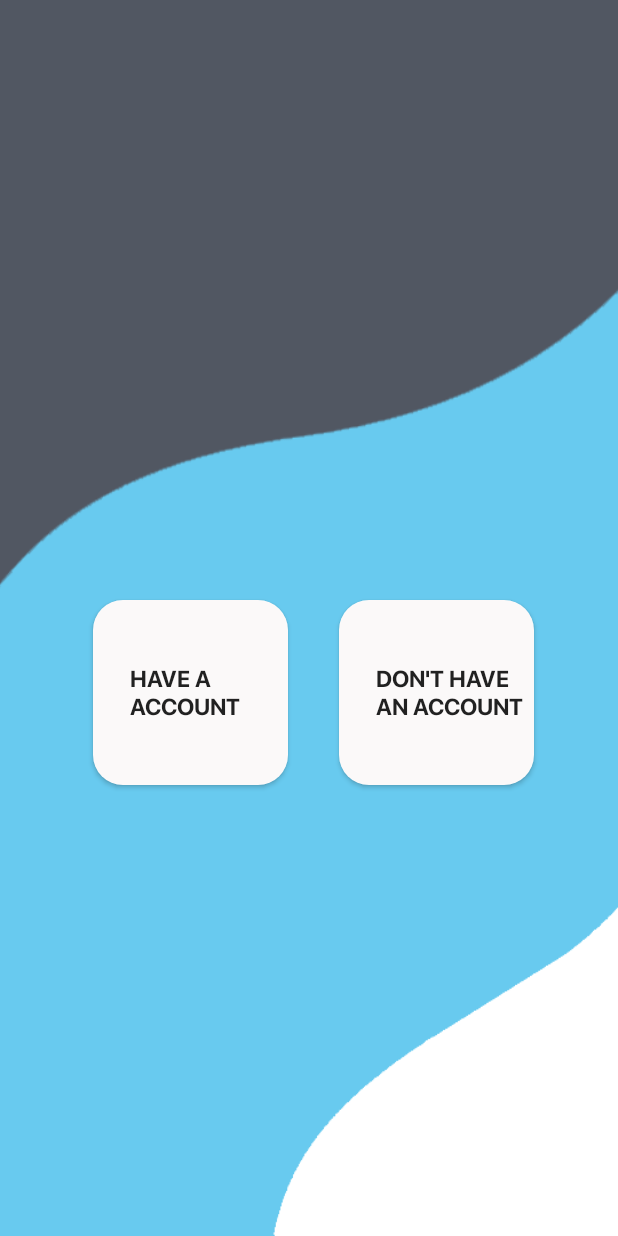
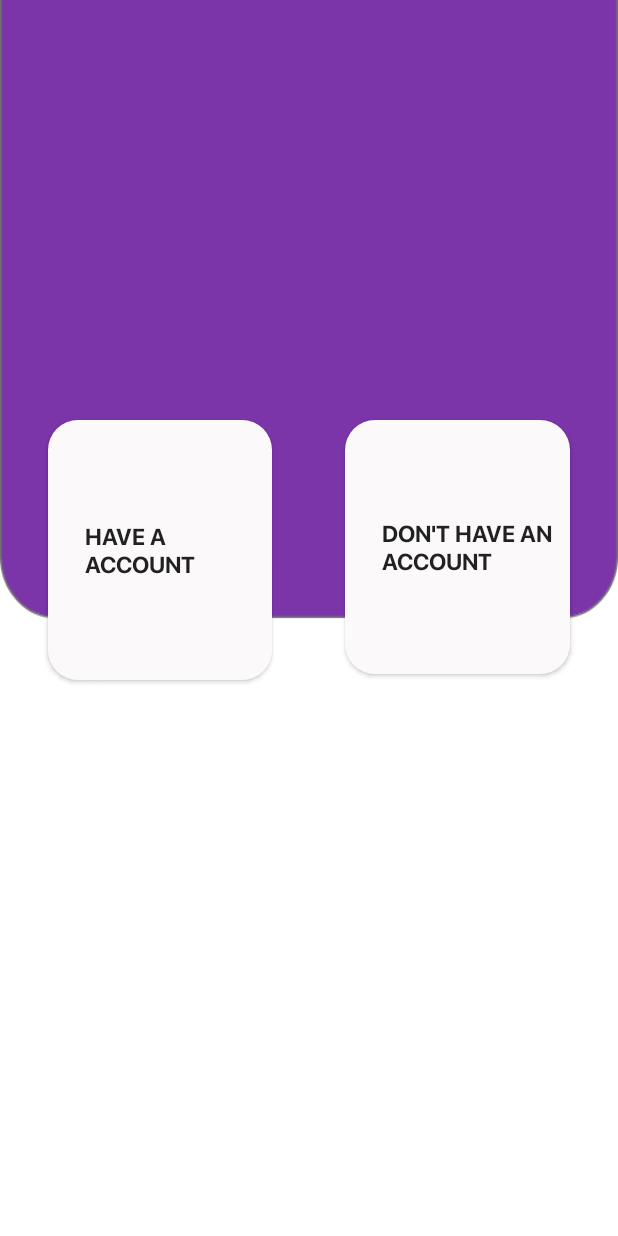
Before and after one commit to abhinavmaharana/Medical_App, an Android app: the MainActivity screen opened directly, with no data from a screen before it, on a phone screen of 412 x 824 dp. Run offline under Robolectric (Android 15) with nearby library versions, the phone set to English and light mode, and no system bars.

Commit message:
initial commit

```diff
--- a/app/src/main/res/drawable-xxxhdpi/option.xml
+++ b/app/src/main/res/drawable-xxxhdpi/option.xml
@@ -3,4 +3,5 @@
     <solid android:color="@color/white"/>
     <corners android:radius="20dp"/>
     <padding android:left="25sp"/>
+    <stroke android:color="@color/black"/>
 </shape>
--- a/app/src/main/res/layout/activity_main.xml
+++ b/app/src/main/res/layout/activity_main.xml
@@ -5,17 +5,17 @@
     android:layout_width="match_parent"
     android:layout_height="match_parent"
     tools:context=".MainActivity"
-    android:background="@drawable/background">
+    android:background="@drawable/popup">
 
 
     <Button
         android:id="@+id/btn_signup"
-        android:layout_width="130dp"
-        android:layout_height="123dp"
+        android:layout_width="150dp"
+        android:layout_height="169dp"
         android:layout_gravity="start"
-        android:layout_marginTop="400dp"
-        android:layout_marginEnd="56dp"
-        android:layout_marginRight="56dp"
+        android:layout_marginTop="280dp"
+        android:layout_marginEnd="32dp"
+        android:layout_marginRight="32dp"
         android:background="@drawable/option"
         android:fontFamily="@font/bold"
         android:text="Don't Have An account"
@@ -26,12 +26,12 @@
 
     <Button
         android:id="@+id/btn_login"
-        android:layout_width="130dp"
-        android:layout_height="123dp"
+        android:layout_width="149dp"
+        android:layout_height="173dp"
         android:layout_gravity="start"
-        android:layout_marginStart="62dp"
-        android:layout_marginLeft="62dp"
-        android:layout_marginTop="400dp"
+        android:layout_marginStart="32dp"
+        android:layout_marginLeft="32dp"
+        android:layout_marginTop="280dp"
         android:background="@drawable/option"
         android:fontFamily="@font/bold"
         android:text="Have A account"
```
Also changed, not shown: app/src/main/res/drawable-hdpi/hello.png (added), app/src/main/res/drawable-hdpi/popup.png (added), app/src/main/res/drawable-ldpi/hello.png (added), app/src/main/res/drawable-ldpi/popup.png (added), app/src/main/res/drawable-mdpi/hello.png (added), app/src/main/res/drawable-mdpi/popup.png (added), app/src/main/res/drawable-xhdpi/hello.png (added), app/src/main/res/drawable-xhdpi/popup.png (added), app/src/main/res/drawable-xxhdpi/hello.png (added), app/src/main/res/drawable-xxhdpi/popup.png (added), app/src/main/res/drawable-xxxhdpi/hello.png (added), app/src/main/res/drawable-xxxhdpi/popup.png (added).
